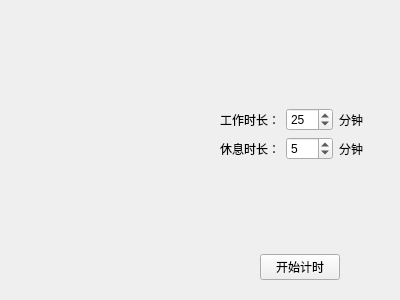
Qt form start_tomato.ui (zhang-ming-hao/CozyOffice) before a commit.
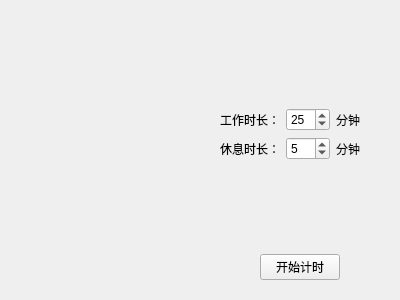
The same form after that commit. Icons and pictures are not drawn.

The edit to the form file:
```diff
--- a/start_tomato.ui
+++ b/start_tomato.ui
@@ -99,7 +99,7 @@
          <number>1</number>
         </property>
         <property name="maximum">
-         <number>999</number>
+         <number>99</number>
         </property>
         <property name="value">
          <number>25</number>
```
